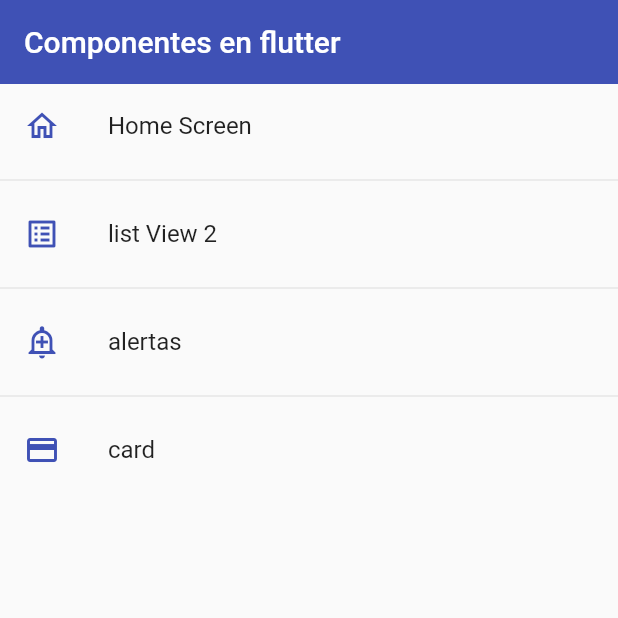
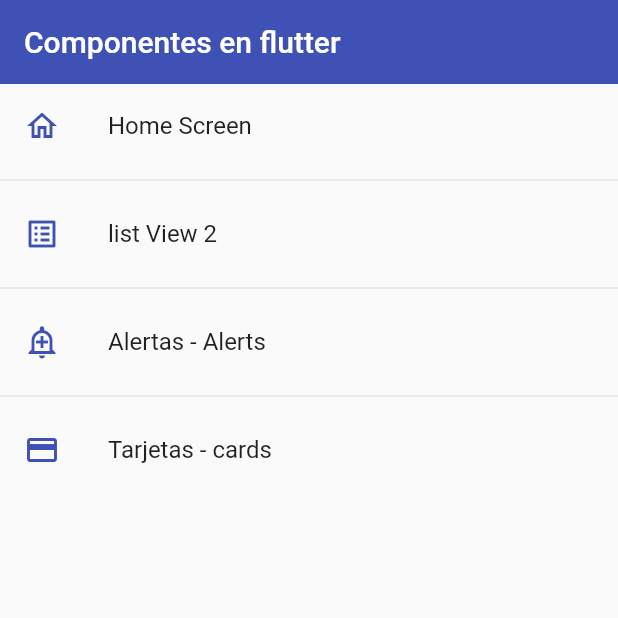
Before and after one commit to jermp96/flutter_components, a Flutter app: the screen it shows after launch, on a phone screen of 412 x 824 dp, the top half of it. Run offline on Flutter 3.47's test engine with Material 2 defaults, Android fonts, the phone set to English and light mode, and no system bars.

Commit message:
*card widget

```diff
--- a/lib/router/app_routes.dart
+++ b/lib/router/app_routes.dart
@@ -12,8 +12,8 @@ class AppRoutes {
     //
     MenuOption(route: 'home', name: 'Home Screen', screen: const HomeScreen(), icon: Icons.home_outlined),
     MenuOption(route: 'listView', name: 'list View 2', screen: const Listview2Screen(), icon: Icons.list_alt_outlined),
-    MenuOption(route: 'alert', name: 'alertas', screen: const AlertScreen(), icon: Icons.add_alert_outlined),
-    MenuOption(route: 'card', name: 'card', screen: const CardScreen(), icon: Icons.credit_card)
+    MenuOption(route: 'alert', name: 'Alertas - Alerts', screen: const AlertScreen(), icon: Icons.add_alert_outlined),
+    MenuOption(route: 'card', name: 'Tarjetas - cards', screen: const CardScreen(), icon: Icons.credit_card)
   ];
 
   static Map<String, Widget Function(BuildContext)> getAppRoute() {
```
Also changed, not shown: lib/screens/card_screen.dart (+18 -3 lines).
